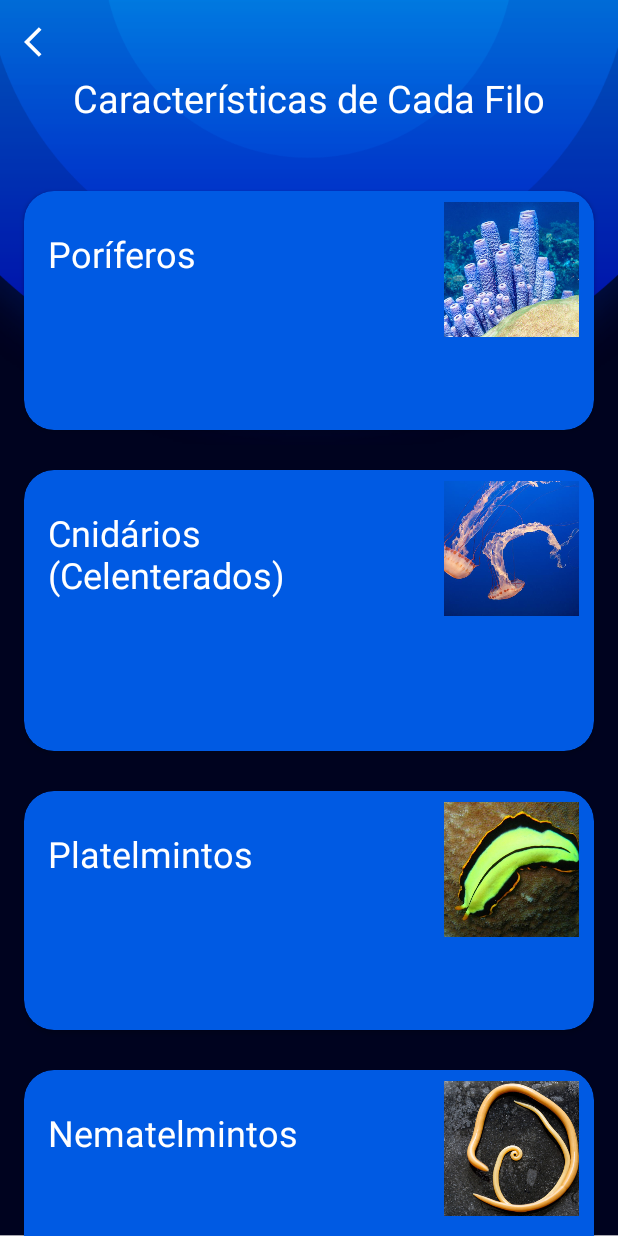
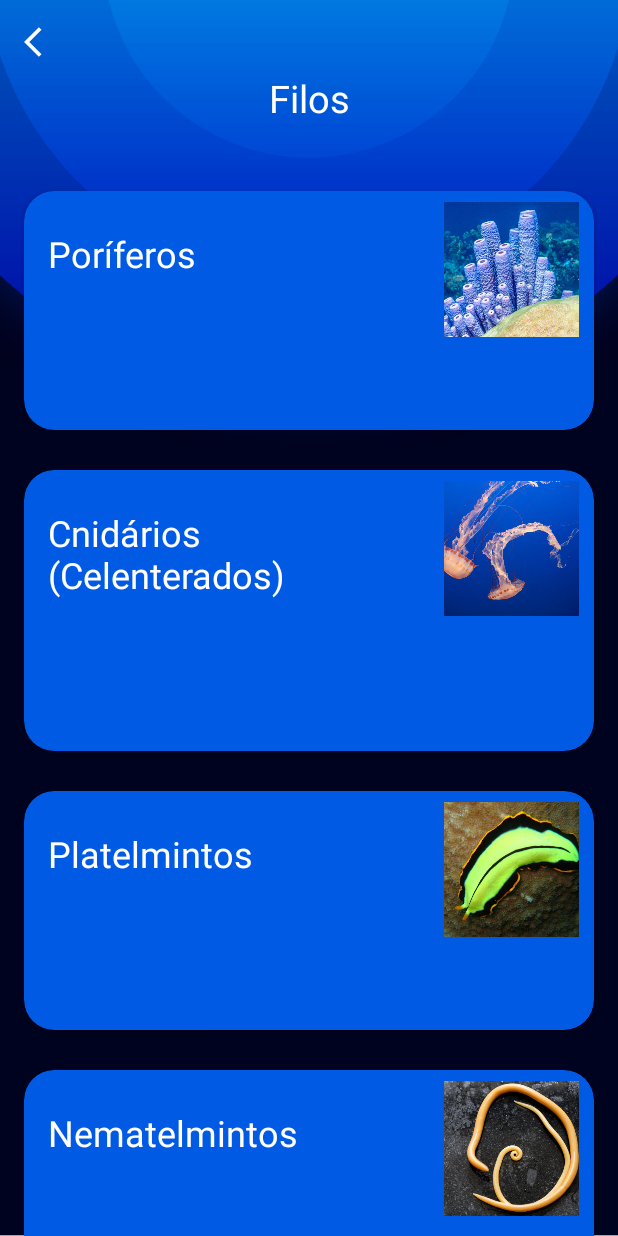
Before and after one commit to GuimaraesSl/TheBug_Zoo, an Android app: the EducationView screen opened directly, with no data from a screen before it, on a phone screen of 412 x 824 dp. Run offline under Robolectric (Android 15) with nearby library versions, the phone set to English and light mode, and no system bars; libraries missing offline, so code that uses them is left out: ru.embersoft.expandabletextview; plain views replace ExpandableTextView; 5 statements that could not run were skipped.

Commit message:
[BUGFIX]

```diff
--- a/app/src/main/res/layout/content_education.xml
+++ b/app/src/main/res/layout/content_education.xml
@@ -35,7 +35,7 @@
         android:layout_marginTop="20dp"
         android:gravity="center"
         android:textAppearance="@style/TextAppearance.AppCompat.Headline"
-        android:text="Características de Cada Filo"
+        android:text="@string/filos"
         android:textSize="25sp"
         app:layout_constraintBottom_toTopOf="@id/educationRecycler"
         app:layout_constraintEnd_toEndOf="parent"
--- a/app/src/main/res/values/strings.xml
+++ b/app/src/main/res/values/strings.xml
@@ -170,6 +170,7 @@
     <string name="title">Title</string>
     <string name="education_example">Education Example</string>
     <string name="slider_image">Slider Image</string>
+    <string name="filos">Filos</string>
 
 
 </resources>
```
